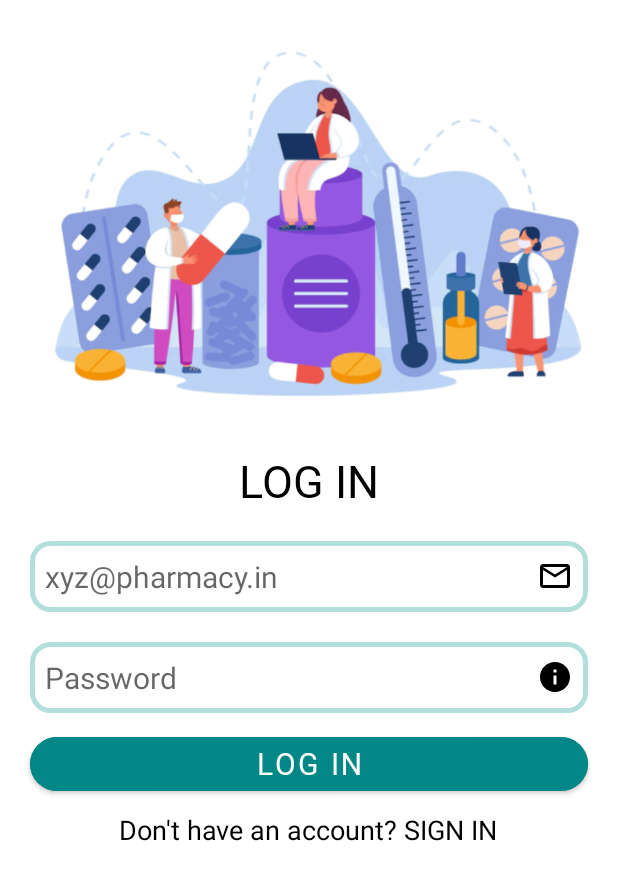
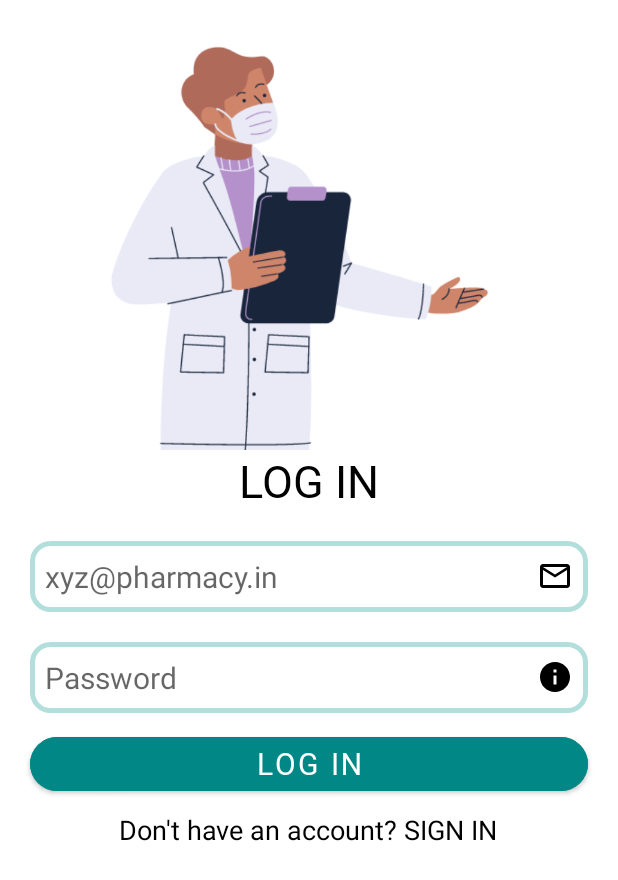
Before and after one commit to PritiShar/Pharmeds, an Android app: the Loginadmin screen opened directly, with no data from a screen before it, on a phone screen of 412 x 824 dp. Shown: the top 880 px of the screen. Run offline under Robolectric (Android 15) with nearby library versions, the phone set to English and light mode, and no system bars; our stand-ins replace Firebase (no records; nobody signed in at launch, a user with empty details on screens opened directly).

Commit message:
changes i have done now

```diff
--- a/app/src/main/res/layout/activity_loginadmin.xml
+++ b/app/src/main/res/layout/activity_loginadmin.xml
@@ -8,7 +8,7 @@
     <ImageView
     android:layout_width="wrap_content"
     android:layout_height="300dp"
-    android:src="@drawable/i"/>
+    android:src="@drawable/login"/>
 
 
     <TextView
```
